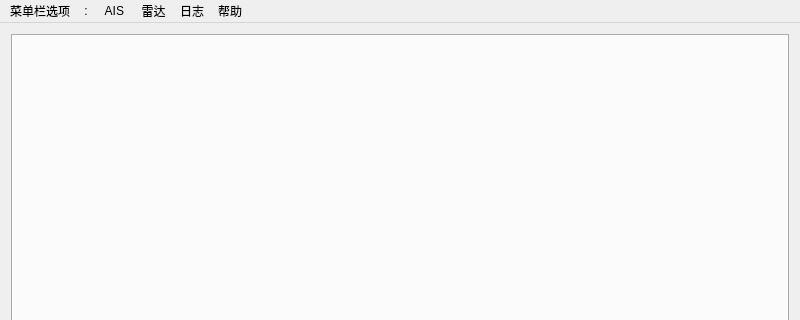
This is src/radar_server_new/zchxmainwindow.ui in bnufree/zchx_radar as Qt 5 draws it before an edit; both pictures show x 0 to 800 and y 0 to 320 of the 800 by 600 pixel window. The edited form follows.
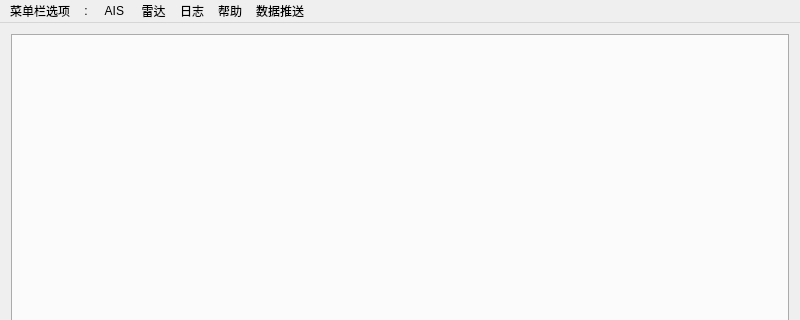
This is the edited form.

Commit message: 添加服务端和客户端的数据发送和接收状态显示菜单 每一个回波周期添加编号

What changed in the file:
```diff
--- a/src/radar_server_new/zchxmainwindow.ui
+++ b/src/radar_server_new/zchxmainwindow.ui
@@ -88,12 +88,18 @@
      <string>:</string>
     </property>
    </widget>
+   <widget class="QMenu" name="publish_menu">
+    <property name="title">
+     <string>数据推送</string>
+    </property>
+   </widget>
    <addaction name="menu"/>
    <addaction name="menu_2"/>
    <addaction name="Ais_menu"/>
    <addaction name="Radar_menu"/>
    <addaction name="Log_menu"/>
    <addaction name="Help_menu"/>
+   <addaction name="publish_menu"/>
   </widget>
   <action name="action">
    <property name="text">
```
The commit also changes 18 other files.
